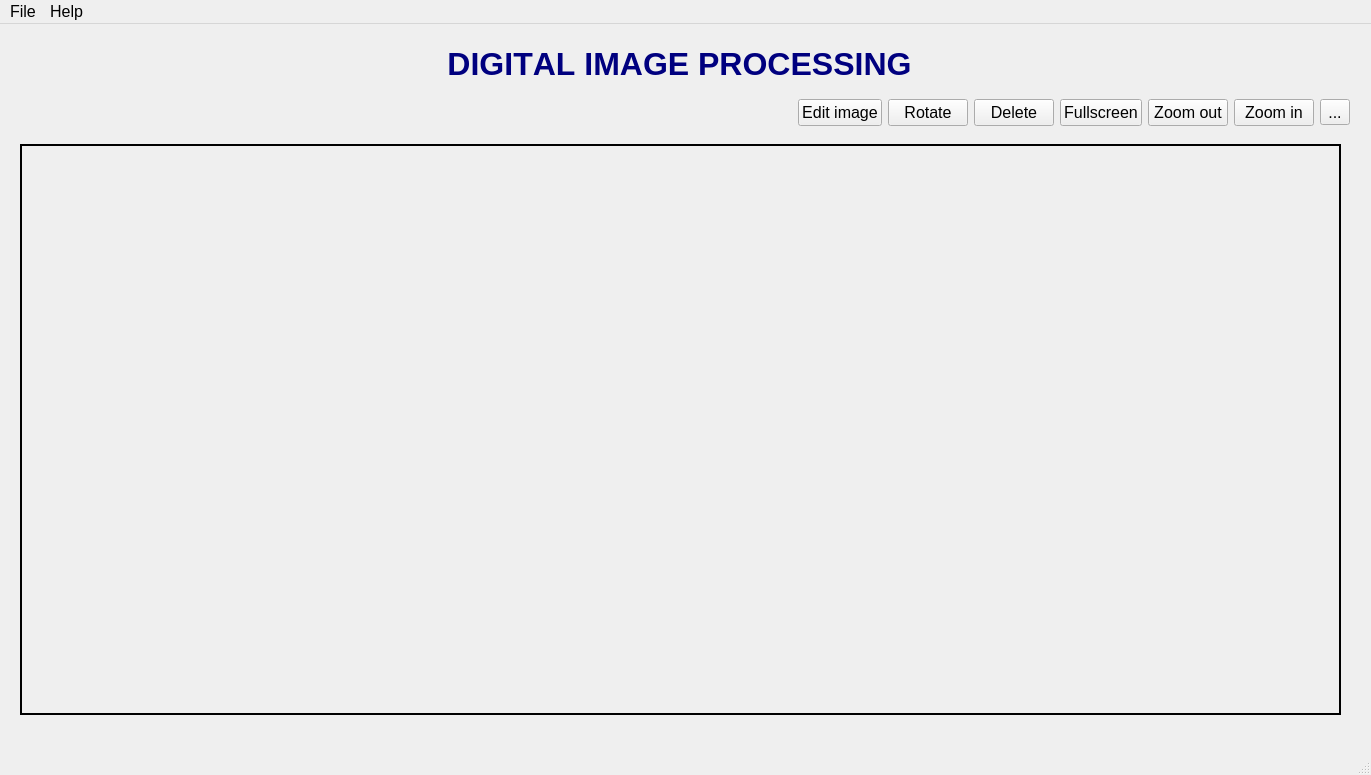
The window that views/main_window.ui (lampn0/digital_image_processing) describes before a commit, drawn with Qt 5.
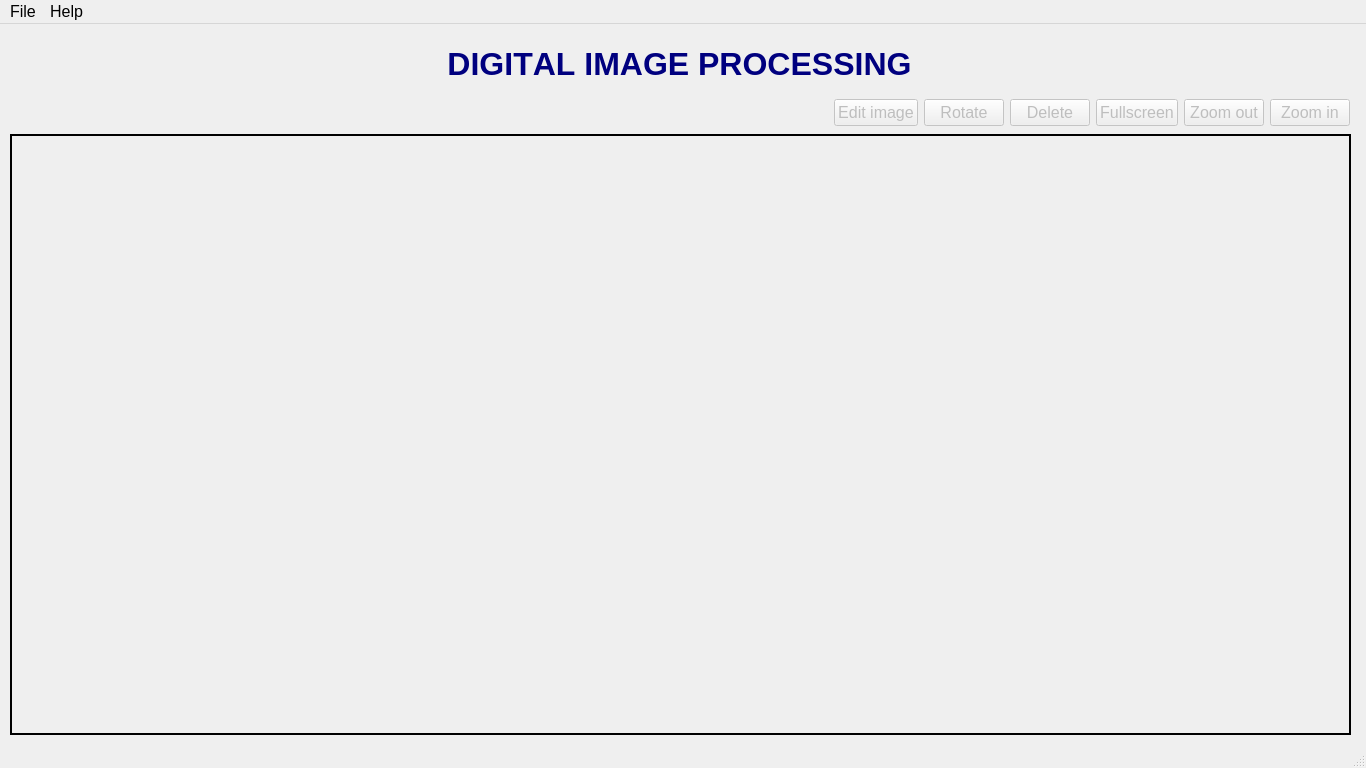
The same window after the commit.

```diff
--- a/views/main_window.ui
+++ b/views/main_window.ui
@@ -6,8 +6,8 @@
    <rect>
     <x>0</x>
     <y>0</y>
-    <width>1371</width>
-    <height>775</height>
+    <width>1366</width>
+    <height>768</height>
    </rect>
   </property>
   <property name="font">
@@ -58,6 +58,11 @@
       <layout class="QHBoxLayout" name="horizontalLayout">
        <item>
         <widget class="QLabel" name="label_name">
+         <property name="font">
+          <font>
+           <pointsize>8</pointsize>
+          </font>
+         </property>
          <property name="text">
           <string/>
          </property>
@@ -81,6 +86,9 @@
        </item>
        <item>
         <widget class="QPushButton" name="btn_edit">
+         <property name="enabled">
+          <bool>false</bool>
+         </property>
          <property name="text">
           <string>Edit image</string>
          </property>
@@ -88,6 +96,9 @@
        </item>
        <item>
         <widget class="QPushButton" name="btn_rotate">
+         <property name="enabled">
+          <bool>false</bool>
+         </property>
          <property name="text">
           <string>Rotate</string>
          </property>
@@ -95,6 +106,9 @@
        </item>
        <item>
         <widget class="QPushButton" name="btn_del">
+         <property name="enabled">
+          <bool>false</bool>
+         </property>
          <property name="text">
           <string>Delete</string>
          </property>
@@ -102,6 +116,9 @@
        </item>
        <item>
         <widget class="QPushButton" name="btn_full">
+         <property name="enabled">
+          <bool>false</bool>
+         </property>
          <property name="text">
           <string>Fullscreen</string>
          </property>
@@ -109,6 +126,9 @@
        </item>
        <item>
         <widget class="QPushButton" name="btn_zout">
+         <property name="enabled">
+          <bool>false</bool>
+         </property>
          <property name="text">
           <string>Zoom out</string>
          </property>
@@ -116,18 +136,14 @@
        </item>
        <item>
         <widget class="QPushButton" name="btn_zin">
+         <property name="enabled">
+          <bool>false</bool>
+         </property>
          <property name="text">
           <string>Zoom in</string>
          </property>
         </widget>
        </item>
-       <item>
-        <widget class="QToolButton" name="btn_tool">
-         <property name="text">
-          <string>...</string>
-         </property>
-        </widget>
-       </item>
       </layout>
      </item>
     </layout>
@@ -135,10 +151,10 @@
    <widget class="QLabel" name="display">
     <property name="geometry">
      <rect>
-      <x>20</x>
-      <y>120</y>
-      <width>1321</width>
-      <height>571</height>
+      <x>10</x>
+      <y>110</y>
+      <width>1341</width>
+      <height>601</height>
      </rect>
     </property>
     <property name="maximumSize">
@@ -172,8 +188,8 @@
     <rect>
      <x>0</x>
      <y>0</y>
-     <width>1371</width>
-     <height>26</height>
+     <width>1366</width>
+     <height>21</height>
     </rect>
    </property>
    <widget class="QMenu" name="menuFile">
```
